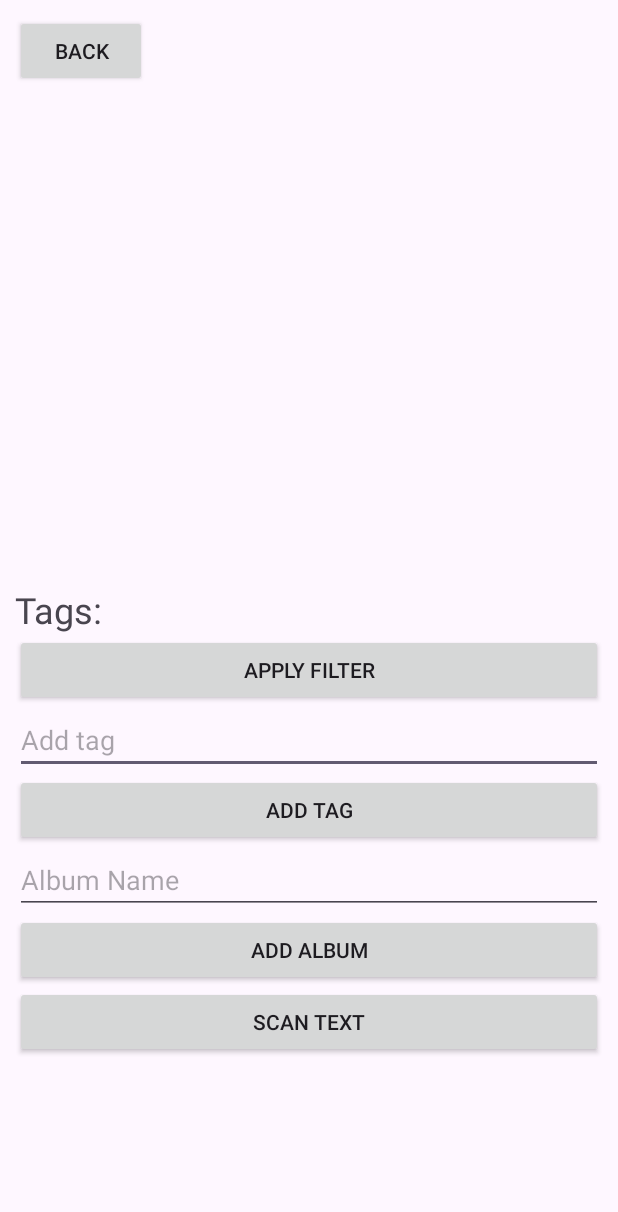
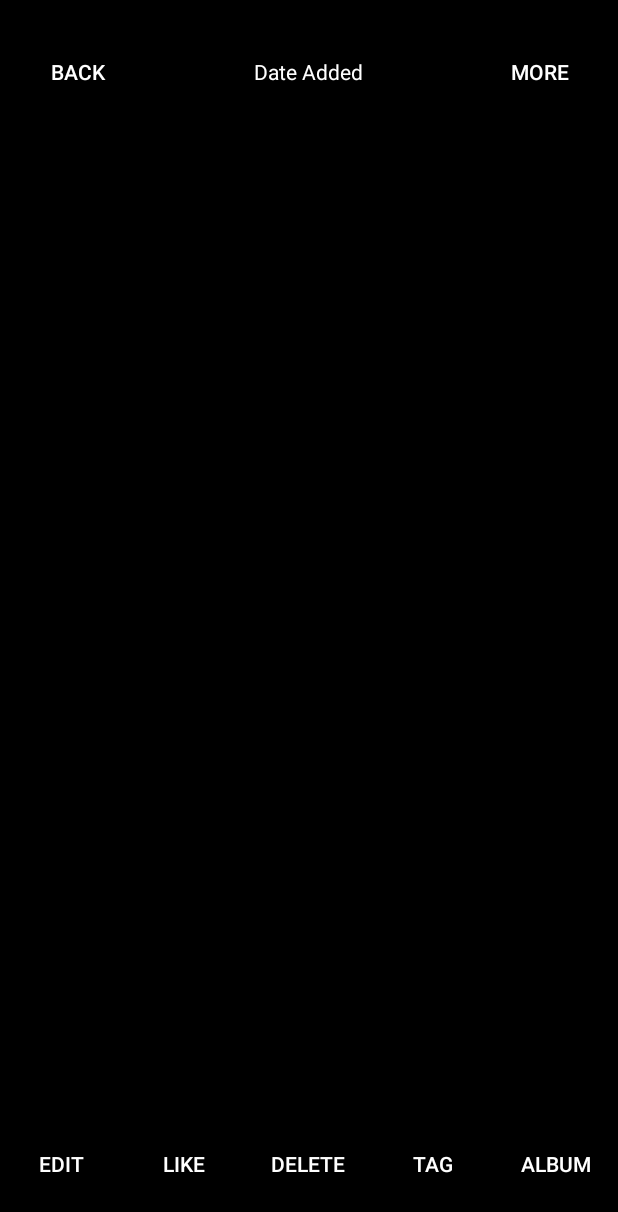
Before and after one commit to dangkhoa-fakemonika/GalleryProject, an Android app: the SingleImageView screen opened directly, with no data from a screen before it, on a phone screen of 412 x 824 dp. Shown: the top 1212 px of the screen. Run offline under Robolectric (Android 15) with nearby library versions, the phone set to English and light mode, and no system bars; libraries missing offline, so code that uses them is left out: com.google.mlkit.vision; 2 statements that could not run were skipped.

Commit message:
revised single image view
- Created new SingleImageView class using new layout
- Archived old SingleImageView as SingleImageViewOld (will delete when all functions are migrated to the new one)
- Archive old single_image_view as single_image_view_old in case when references are needed
- Added custom dialog layout (one_field_dialog_layout)

```diff
--- a/GalleryExample3/app/src/main/java/com/example/galleryexample3/AlbumDisplay.java
+++ b/GalleryExample3/app/src/main/java/com/example/galleryexample3/AlbumDisplay.java
@@ -16,7 +16,6 @@ import android.widget.Toast;
 import androidx.core.app.ActivityCompat;
 
 import com.example.galleryexample3.dataclasses.DatabaseHandler;
-import com.example.galleryexample3.datamanagement.AlbumsController;
 import com.example.galleryexample3.userinterface.ImageBaseAdapter;
 import com.example.galleryexample3.userinterface.ScaleListener;
 
--- a/GalleryExample3/app/src/main/res/layout/single_image_view.xml
+++ b/GalleryExample3/app/src/main/res/layout/single_image_view.xml
@@ -3,73 +3,119 @@
     xmlns:app="http://schemas.android.com/apk/res-auto"
     xmlns:tools="http://schemas.android.com/tools"
     android:layout_width="match_parent"
+    android:layout_height="match_parent"
+    android:background="@color/black"
+    android:paddingVertical="24dp">
+
+    <RelativeLayout
+        android:id="@+id/utilityLayout"
+        android:layout_width="match_parent"
         android:layout_height="match_parent">
 
         <LinearLayout
+            android:id="@+id/topBar"
             android:layout_width="match_parent"
-        android:layout_height="match_parent"
-        android:orientation="vertical"
-        android:padding="10sp">
+            android:layout_height="wrap_content"
+            android:layout_alignParentTop="true">
 
             <Button
                 android:id="@+id/backButton"
-            android:layout_width="wrap_content"
+                android:layout_width="0dp"
                 android:layout_height="wrap_content"
-            android:text="Back" />
-
-        <ImageView
-            android:id="@+id/imageView"
-            android:layout_width="349dp"
-            android:layout_height="332dp"
-            tools:srcCompat="@tools:sample/avatars" />
+                android:layout_weight="0.5"
+                android:background="@android:color/transparent"
+                android:text="Back"
+                android:textColor="@color/white"/>
 
             <TextView
-            android:id="@+id/tagTextView"
-            android:layout_width="match_parent"
+                android:id="@+id/dateAddedText"
+                android:text="Date Added"
+                android:textColor="@color/white"
+                android:textAlignment="center"
+                android:layout_width="0dp"
                 android:layout_height="wrap_content"
-            android:text="Tags: "
-            android:textSize="24sp" />
+                android:layout_weight="1"/>
 
             <Button
-            android:id="@+id/filterButton"
-            android:layout_width="match_parent"
+                android:id="@+id/moreOptionButton"
+                android:layout_width="0dp"
                 android:layout_height="wrap_content"
-            android:text="Apply Filter" />
-
-        <EditText
-            android:id="@+id/tagAdd"
-            android:layout_width="match_parent"
-            android:layout_height="wrap_content"
-            android:ems="10"
-            android:hint="Add tag"
-            android:inputType="text" />
-
-        <Button
-            android:id="@+id/addTagButton"
-            android:layout_width="match_parent"
-            android:layout_height="wrap_content"
-            android:text="Add Tag" />
-
-        <EditText
-            android:id="@+id/albumNameAdd"
-            android:layout_width="match_parent"
-            android:layout_height="wrap_content"
-            android:ems="10"
-            android:hint="Album Name"
-            android:inputType="text" />
-
-        <Button
-            android:id="@+id/addAlbum"
-            android:layout_width="match_parent"
-            android:layout_height="wrap_content"
-            android:text="Add Album" />
-
-        <Button
-            android:id="@+id/scanText"
-            android:layout_width="match_parent"
-            android:layout_height="wrap_content"
-            android:text="Scan Text" />
+                android:layout_weight="0.5"
+                android:background="@android:color/transparent"
+                android:text="More"
+                android:textColor="@color/white"/>
 
         </LinearLayout>
 
+        <LinearLayout
+            android:id="@+id/bottomBar"
+            android:layout_width="match_parent"
+            android:layout_height="wrap_content"
+            android:layout_alignParentBottom="true">
+
+            <Button
+                android:id="@+id/editModeButton"
+                android:layout_width="0dp"
+                android:layout_height="wrap_content"
+                android:layout_weight="1"
+                android:background="@android:color/transparent"
+                android:text="Edit"
+                android:textColor="@color/white"/>
+
+            <Button
+                android:id="@+id/likeButton"
+                android:layout_width="0dp"
+                android:layout_height="wrap_content"
+                android:layout_weight="1"
+                android:background="@android:color/transparent"
+                android:text="Like"
+                android:textColor="@color/white"/>
+
+            <Button
+                android:id="@+id/deleteButton"
+                android:layout_width="0dp"
+                android:layout_height="wrap_content"
+                android:layout_weight="1"
+                android:background="@android:color/transparent"
+                android:text="Delete"
+                android:textColor="@color/white"/>
+
+            <Button
+                android:id="@+id/tagButton"
+                android:layout_width="0dp"
+                android:layout_height="wrap_content"
+                android:layout_weight="1"
+                android:background="@android:color/transparent"
+                android:text="Tag"
+                android:textColor="@color/white"/>
+
+            <Button
+                android:id="@+id/albumButton"
+                android:layout_width="0dp"
+                android:layout_height="wrap_content"
+                android:layout_weight="1"
+                android:background="@android:color/transparent"
+                android:text="Album"
+                android:textColor="@color/white"/>
+
+        </LinearLayout>
+
+    </RelativeLayout>
+
+    <FrameLayout
+        android:id="@+id/imageLayout"
+        android:layout_width="match_parent"
+        android:layout_height="match_parent"
+        >
+
+        <ImageView
+            android:id="@+id/selectedImage"
+            android:layout_width="match_parent"
+            android:layout_height="wrap_content"
+            android:layout_gravity="center_vertical"
+            android:adjustViewBounds="true"
+            android:scaleType="fitCenter"
+            tools:ignore="ContentDescription" />
+    </FrameLayout>
+
 </androidx.constraintlayout.widget.ConstraintLayout>
```
Also changed, not shown: GalleryExample3/app/src/main/java/com/example/galleryexample3/SingleImageView.java (+70 -63 lines), GalleryExample3/app/src/main/java/com/example/galleryexample3/SingleImageViewOld.java (added, +104 -0 lines), GalleryExample3/app/src/main/res/layout/one_field_dialog_layout.xml (added, +24 -0 lines), GalleryExample3/app/src/main/res/layout/single_image_view_old.xml (added, +75 -0 lines). Lines whose indentation alone changed are shown as unchanged.
